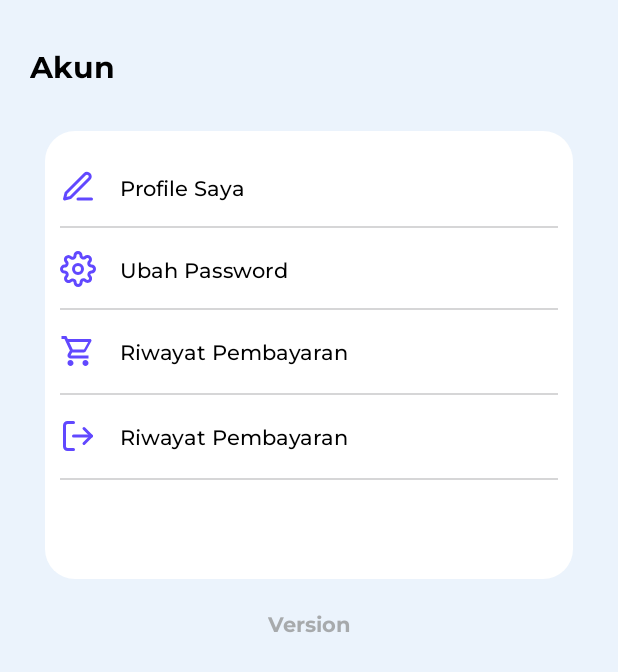
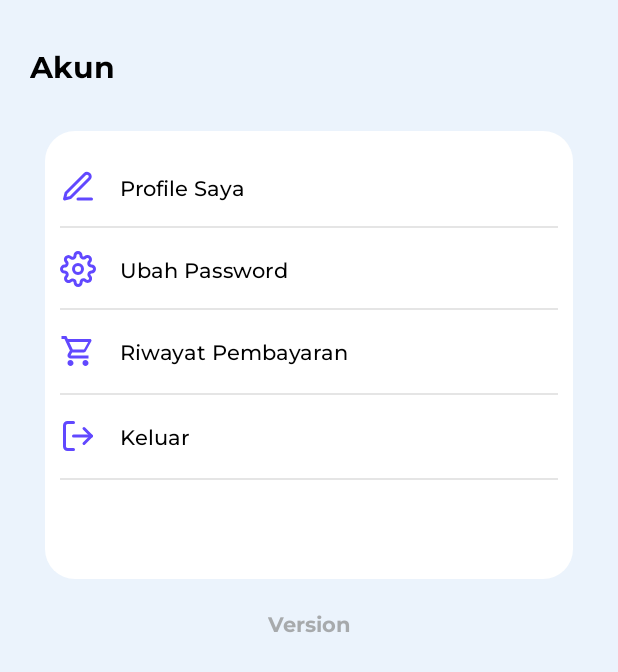
Before and after one commit to mocharvy/Final-Project, an Android app: the layout fragment_akun.xml on its own in the app's theme, with its tools: preview values and no code run, on a phone screen of 412 x 824 dp. Shown: the top 672 px of the screen. Run offline under Robolectric (Android 15) with nearby library versions, the phone set to English and light mode, and no system bars.

Commit message:
fixed conflict

```diff
--- a/app/src/main/res/layout/fragment_akun.xml
+++ b/app/src/main/res/layout/fragment_akun.xml
@@ -142,7 +142,7 @@
             android:layout_height="wrap_content"
             android:layout_marginStart="16dp"
             android:fontFamily="@font/montserrat_medium"
-            android:text="@string/riwayat_pembayaran"
+            android:text="@string/keluar"
             android:textColor="@color/black"
             app:layout_constraintBottom_toBottomOf="@+id/btn_logout"
             app:layout_constraintStart_toEndOf="@+id/btn_logout"
--- a/app/src/main/res/values/colors.xml
+++ b/app/src/main/res/values/colors.xml
@@ -14,6 +14,8 @@
     <color name="red">#FD0A6E</color>
     <color name="light_gray">#F2F9F9F9</color>
     <color name="medium_gray">#D1D1D1</color>
+    <color name="very_light_gray">#E5E5E5</color>
+
 
     // Custom Chip Style
     <color name="checkedChipBackgroundColor">@color/dark_blue</color>
```
